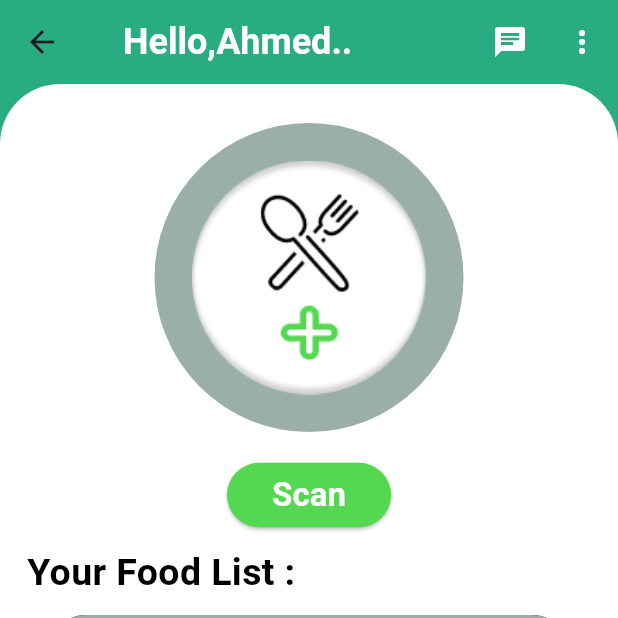
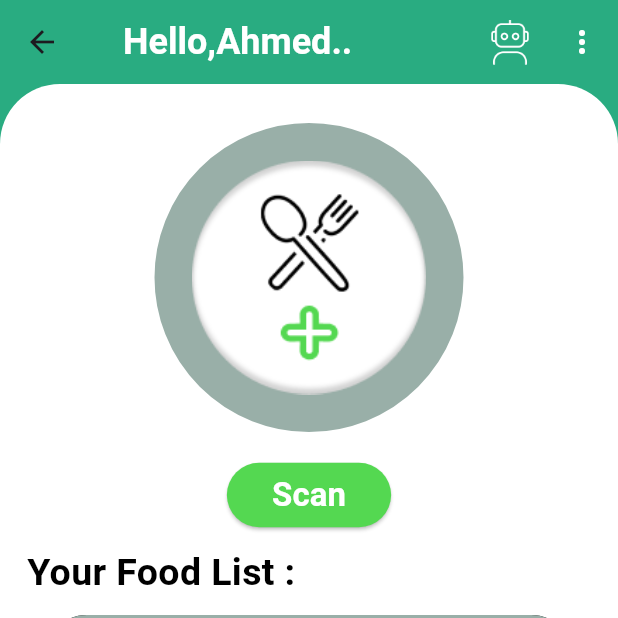
Before and after one commit to AhmedMohsen2492/Foodie, a Flutter app: the HomeScreen screen opened by its route, after a tap on "Scan", on a phone screen of 412 x 824 dp, the top half of it. Run offline on Flutter 3.47's test engine with Material 3 defaults, Android fonts, the phone set to English and light mode, and no system bars; drawn by our look-alikes of flutter_slidable; our stand-ins replace dio, google_fonts, image_picker, lottie, multi_dropdown.

Commit message:
update ifo screen

```diff
--- /dev/null
+++ b/lib/data/providers/main_provider.dart
@@ -0,0 +1,41 @@
+import 'package:flutter/widgets.dart';
+import 'dart:io';
+import 'package:flutter/material.dart';
+import 'package:foodie/data/api/api_manager.dart';
+import 'package:foodie/data/providers/main_provider.dart';
+import 'package:foodie/ui/screens/foodDetails/food_details_screen.dart';
+import 'package:foodie/ui/utils/app_assets.dart';
+import 'package:foodie/ui/utils/app_colors.dart';
+import 'package:image_picker/image_picker.dart';
+import 'package:dio/dio.dart';
+
+class MainProvider extends ChangeNotifier {
+  File? pickedImage ;
+  bool hypertension = false;
+  bool diabetes = false;
+  String firstName = "Ahmed";
+  String lastName = "Mohsen";
+  num height = 176.0;
+  num weight = 106.8;
+  num age = 21;
+  String gender = "male";
+
+  void cameraPicker(BuildContext context) async {
+    var image = await ImagePicker().pickImage(source: ImageSource.camera);
+    if(image == null) return null ;
+    pickedImage = File(image.path);
+    notifyListeners();
+    Navigator.of(context).pop();
+    return null;
+  }
+
+  void galleryPicker(BuildContext context) async {
+    var image = await ImagePicker().pickImage(source: ImageSource.gallery);
+    if(image == null) return null ;
+
+    pickedImage = File(image.path);
+    Navigator.of(context).pop();
+    notifyListeners();
+  }
+
+}
--- a/lib/ui/screens/home/home_screen.dart
+++ b/lib/ui/screens/home/home_screen.dart
@@ -1,32 +1,29 @@
-import 'dart:io';
 import 'package:flutter/material.dart';
+import 'package:foodie/data/providers/main_provider.dart';
 import 'package:foodie/ui/screens/chatBot/chat_bot_screen.dart';
-import 'package:foodie/ui/screens/foodDetails/food_details_screen.dart';
 import 'package:foodie/ui/screens/home/food_widget.dart';
 import 'package:foodie/ui/screens/info/info_screen.dart';
 import 'package:foodie/ui/screens/start/start_screen.dart';
 import 'package:foodie/ui/utils/app_assets.dart';
 import 'package:foodie/ui/utils/app_colors.dart';
 import 'package:google_fonts/google_fonts.dart';
-import 'package:image_picker/image_picker.dart';
+import 'package:provider/provider.dart';
 
 class HomeScreen extends StatefulWidget {
   const HomeScreen({super.key});
-
   static String routeName = "home";
-
   @override
   State<HomeScreen> createState() => _HomeScreenState();
 }
 
-enum MenuItem { editProfile, logout }
-
 class _HomeScreenState extends State<HomeScreen> {
   MenuItem? selectedItem;
-  File? pickedImage ;
+  late MainProvider provider ;
 
   @override
   Widget build(BuildContext context) {
+
+    provider = Provider.of(context);
     return Scaffold(
       backgroundColor: AppColors.prime,
       appBar: AppBar(
@@ -47,9 +44,10 @@ class _HomeScreenState extends State<HomeScreen> {
             onPressed: () {
               Navigator.pushNamed(context, ChatBotScreen.routeName);
             },
-            icon: const Icon(
-              Icons.chat,
-              color: Colors.white,
+            icon: Image.asset(
+                AppAssets.robot,
+              color: AppColors.white,
+              width: 30,
             ),
           ),
           PopupMenuButton(
@@ -131,20 +129,21 @@ class _HomeScreenState extends State<HomeScreen> {
                       color: AppColors.olive,
                     ),
                   ),
-                  child: pickedImage == null ?
+                  child: provider.pickedImage == null ?
                   Image.asset(AppAssets.addButton):
                   ClipRRect(
                     borderRadius: BorderRadius.circular(600),
-                      child: Image.file(pickedImage!,fit: BoxFit.fill,)),
+                      child: Image.file(provider.pickedImage!,fit: BoxFit.fill,)),
                 ),
             ),
             Padding(
               padding: const EdgeInsets.all(10.0),
               child: ElevatedButton(
                 onPressed: () {
-                  if(pickedImage != null)
+                  if(provider.pickedImage != null)
                     {
-                      scan();
+                      //ApiManager.sendImage("Hema", provider.pickedImage!);
+                      //ApiManager.sendInformation();
                     }
                 },
                 style: ElevatedButton.styleFrom(
@@ -218,6 +217,7 @@ class _HomeScreenState extends State<HomeScreen> {
       ),
     );
   }
+
   void showImagePickerOptions(BuildContext context) {
     showModalBottomSheet(
       context: context,
@@ -243,7 +243,7 @@ class _HomeScreenState extends State<HomeScreen> {
                   ),
                   child: IconButton(
                     onPressed: (){
-                      galleryPicker();
+                      provider.galleryPicker(context);
                     },
                     icon: Column(
                       mainAxisAlignment: MainAxisAlignment.center,
@@ -275,7 +275,7 @@ class _HomeScreenState extends State<HomeScreen> {
                   ),
                   child: IconButton(
                     onPressed: () async {
-                      cameraPicker();
+                      provider.cameraPicker(context);
                     },
                     icon: Column(
                       mainAxisAlignment: MainAxisAlignment.center,
@@ -304,31 +304,6 @@ class _HomeScreenState extends State<HomeScreen> {
       },
     );
   }
+}
 
-   void cameraPicker() async {
-    var image = await ImagePicker().pickImage(source: ImageSource.camera);
-    if(image == null) return null ;
-   setState(() {
-     pickedImage = File(image.path);
-   });
-   Navigator.of(context).pop();
-   return null;
-  }
-
-  void galleryPicker() async {
-    var image = await ImagePicker().pickImage(source: ImageSource.gallery);
-    if(image == null) return null ;
-    setState(() {
-      pickedImage = File(image.path);
-    });
-    Navigator.of(context).pop();
-  }
-
-  void scan(){
-    Navigator.of(context).pushNamed(
-        FoodDetailsScreen.routeName,
-      arguments: pickedImage
-    );
-  }
-
-}
+enum MenuItem { editProfile, logout }
--- a/lib/ui/utils/app_assets.dart
+++ b/lib/ui/utils/app_assets.dart
@@ -14,4 +14,5 @@ abstract class AppAssets {
   static const String nut = "$baseImagePath/nut.png";
   static const String addButton = "$baseImagePath/addbutton.png";
   static const String splashLoading = "assets/lottie/splash_loading.json";
+  static const String robot = "$baseImagePath/robot.png";
 }
--- a/pubspec.yaml
+++ b/pubspec.yaml
@@ -16,6 +16,9 @@ dependencies:
   multi_dropdown: ^2.1.4
   image_picker: ^1.0.7
   permission_handler: ^11.3.0
+  provider: ^6.1.2
+  dio: ^5.4.2+1
+  http: ^1.2.1
 
 
 dev_dependencies:
```
Also changed, not shown: lib/data/api/api_manager.dart (added, +75 -0 lines), lib/main.dart (+9 -3 lines), lib/ui/screens/foodDetails/food_details_screen.dart (+4 -4 lines), lib/ui/screens/info/info_screen.dart (+94 -18 lines), assets/images/robot.png (added), pubspec.lock, 1 other file.
